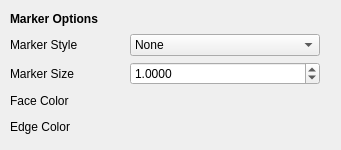
mantidproject/mantid, file qt/python/mantidqt/widgets/plotconfigdialog/curvestabwidget/markertabwidget/curves_tab_marker_tab.ui: the form before one commit.
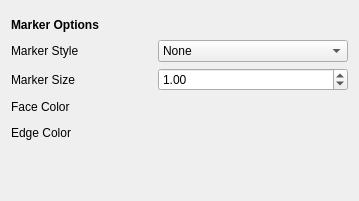
The form after the commit.

The edit to the form file:
```diff
--- a/qt/python/mantidqt/widgets/plotconfigdialog/curvestabwidget/markertabwidget/curves_tab_marker_tab.ui
+++ b/qt/python/mantidqt/widgets/plotconfigdialog/curvestabwidget/markertabwidget/curves_tab_marker_tab.ui
@@ -6,8 +6,8 @@
    <rect>
     <x>0</x>
     <y>0</y>
-    <width>341</width>
-    <height>150</height>
+    <width>359</width>
+    <height>201</height>
    </rect>
   </property>
   <property name="sizePolicy">
@@ -19,23 +19,19 @@
   <property name="windowTitle">
    <string>Form</string>
   </property>
-  <widget class="QWidget" name="layoutWidget_2">
-   <property name="geometry">
-    <rect>
-     <x>10</x>
-     <y>10</y>
-     <width>321</width>
-     <height>134</height>
-    </rect>
-   </property>
+  <layout class="QGridLayout" name="gridLayout">
+   <item row="0" column="0">
    <layout class="QGridLayout" name="grid_layout">
     <property name="sizeConstraint">
      <enum>QLayout::SetFixedSize</enum>
     </property>
+     <property name="topMargin">
+      <number>5</number>
+     </property>
     <item row="1" column="2">
      <widget class="QComboBox" name="marker_style_combo_box">
       <property name="sizePolicy">
-       <sizepolicy hsizetype="Maximum" vsizetype="Fixed">
+        <sizepolicy hsizetype="Maximum" vsizetype="Expanding">
         <horstretch>0</horstretch>
         <verstretch>0</verstretch>
        </sizepolicy>
@@ -43,7 +39,7 @@
       <property name="minimumSize">
        <size>
         <width>190</width>
-        <height>22</height>
+         <height>20</height>
        </size>
       </property>
       <property name="maximumSize">
@@ -340,6 +336,7 @@
       </property>
       <property name="font">
        <font>
+         <pointsize>9</pointsize>
         <weight>75</weight>
         <bold>true</bold>
        </font>
@@ -351,8 +348,26 @@
     </item>
     <item row="2" column="2">
      <widget class="QDoubleSpinBox" name="marker_size_spin_box">
+       <property name="sizePolicy">
+        <sizepolicy hsizetype="Minimum" vsizetype="Expanding">
+         <horstretch>0</horstretch>
+         <verstretch>0</verstretch>
+        </sizepolicy>
+       </property>
+       <property name="minimumSize">
+        <size>
+         <width>190</width>
+         <height>20</height>
+        </size>
+       </property>
+       <property name="maximumSize">
+        <size>
+         <width>190</width>
+         <height>16777215</height>
+        </size>
+       </property>
       <property name="decimals">
-       <number>4</number>
+        <number>2</number>
       </property>
       <property name="value">
        <double>1.000000000000000</double>
@@ -366,8 +381,26 @@
      <widget class="QWidget" name="edge_color_dummy_widget" native="true"/>
     </item>
    </layout>
-  </widget>
- </widget>
+   </item>
+   <item row="1" column="0">
+    <spacer name="verticalSpacer">
+     <property name="orientation">
+      <enum>Qt::Vertical</enum>
+     </property>
+     <property name="sizeHint" stdset="0">
+      <size>
+       <width>20</width>
+       <height>40</height>
+      </size>
+     </property>
+    </spacer>
+   </item>
+  </layout>
+ </widget>
+ <tabstops>
+  <tabstop>marker_style_combo_box</tabstop>
+  <tabstop>marker_size_spin_box</tabstop>
+ </tabstops>
  <resources/>
  <connections/>
 </ui>
```
Lines whose indentation alone changed are shown as unchanged.
